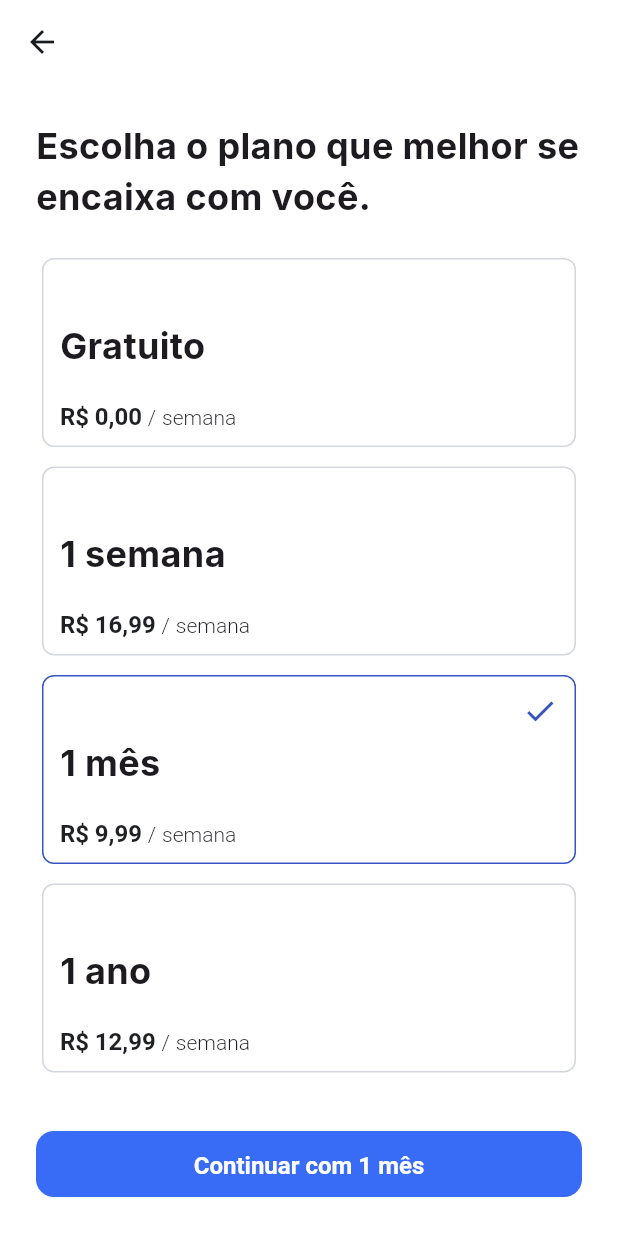
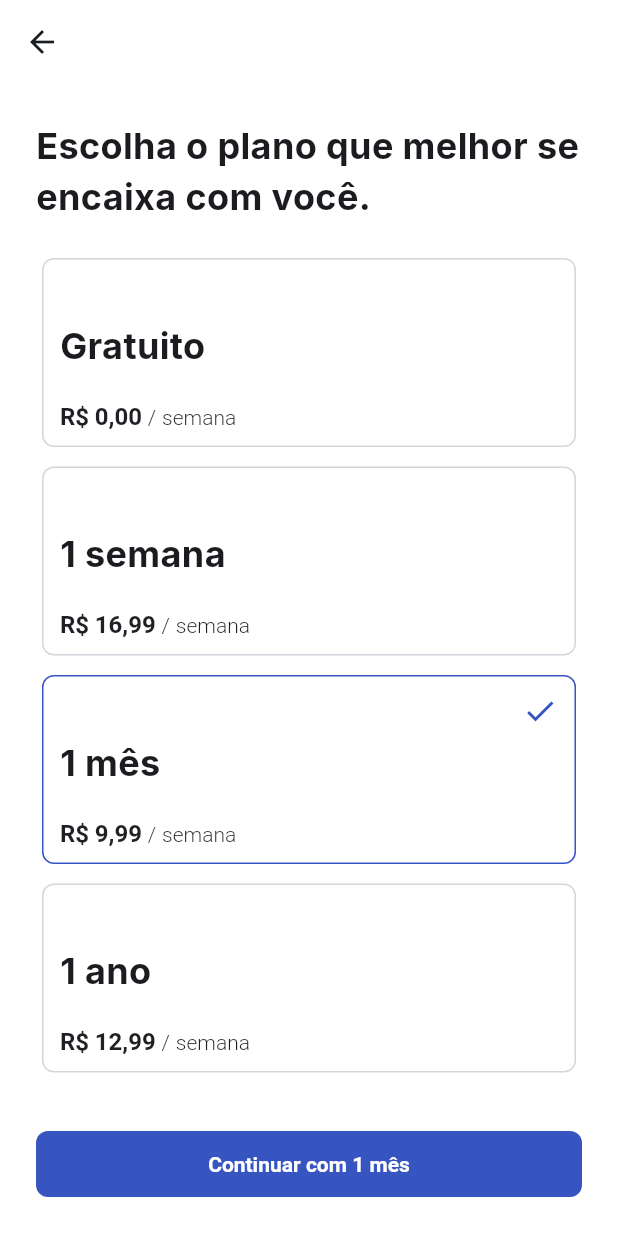
Before and after one commit to LosSantosBoys/PontoAPonto, a Flutter app: the PlanPage screen opened by its route, on a phone screen of 412 x 824 dp. Run offline on Flutter 3.47's test engine with Material 3 defaults, Android fonts, the phone set to English and light mode, and no system bars; our stand-ins replace cached_network_image, dio, flutter_dotenv, flutter_secure_storage, geocoding, geolocator and 5 more; missing offline and left inert: flutter_settings_ui; accounts and stored records are empty; network calls fail.

Commit message:
remove customização

```diff
--- a/lib/core/widgets/custom_button.dart
+++ b/lib/core/widgets/custom_button.dart
@@ -15,19 +15,9 @@ class CustomButton extends StatelessWidget {
     return ElevatedButton(
       style: ElevatedButton.styleFrom(
         minimumSize: const Size(double.infinity, 44),
-        backgroundColor: const Color(0xFF386bf6),
-        shape: RoundedRectangleBorder(
-          borderRadius: BorderRadius.circular(12),
-        ),
       ),
       onPressed: onPressed,
-      child: Text(
-        text,
-        style: const TextStyle(
-          fontSize: 16,
-          color: Colors.white,
-        ),
-      ),
+      child: Text(text),
     );
   }
 }
```
